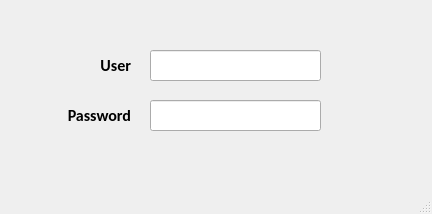
Before: the Qt Designer form ui/login.ui in tusharNova/PyQtForge, drawn with Qt 5.
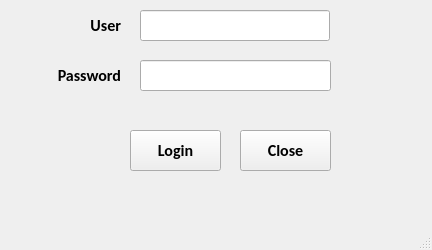
After: the same form once the commit is applied.

```diff
--- a/ui/login.ui
+++ b/ui/login.ui
@@ -7,7 +7,7 @@
     <x>0</x>
     <y>0</y>
     <width>432</width>
-    <height>214</height>
+    <height>250</height>
    </rect>
   </property>
   <property name="font">
@@ -22,11 +22,44 @@
    <string>MainWindow</string>
   </property>
   <widget class="QWidget" name="centralwidget">
+   <widget class="QLineEdit" name="txtUser">
+    <property name="geometry">
+     <rect>
+      <x>140</x>
+      <y>10</y>
+      <width>190</width>
+      <height>31</height>
+     </rect>
+    </property>
+   </widget>
+   <widget class="QPushButton" name="pushButton">
+    <property name="geometry">
+     <rect>
+      <x>130</x>
+      <y>130</y>
+      <width>91</width>
+      <height>41</height>
+     </rect>
+    </property>
+    <property name="text">
+     <string>Login</string>
+    </property>
+   </widget>
+   <widget class="QLineEdit" name="txtPwd">
+    <property name="geometry">
+     <rect>
+      <x>140</x>
+      <y>60</y>
+      <width>191</width>
+      <height>31</height>
+     </rect>
+    </property>
+   </widget>
    <widget class="QLabel" name="label">
     <property name="geometry">
      <rect>
-      <x>40</x>
-      <y>50</y>
+      <x>30</x>
+      <y>10</y>
       <width>91</width>
       <height>31</height>
      </rect>
@@ -38,11 +71,24 @@
      <set>Qt::AlignRight|Qt::AlignTrailing|Qt::AlignVCenter</set>
     </property>
    </widget>
+   <widget class="QPushButton" name="pushButton_2">
+    <property name="geometry">
+     <rect>
+      <x>240</x>
+      <y>130</y>
+      <width>91</width>
+      <height>41</height>
+     </rect>
+    </property>
+    <property name="text">
+     <string>Close</string>
+    </property>
+   </widget>
    <widget class="QLabel" name="label_2">
     <property name="geometry">
      <rect>
-      <x>40</x>
-      <y>100</y>
+      <x>30</x>
+      <y>60</y>
       <width>91</width>
       <height>31</height>
      </rect>
@@ -54,26 +100,6 @@
      <set>Qt::AlignRight|Qt::AlignTrailing|Qt::AlignVCenter</set>
     </property>
    </widget>
-   <widget class="QLineEdit" name="txtUser">
-    <property name="geometry">
-     <rect>
-      <x>150</x>
-      <y>50</y>
-      <width>171</width>
-      <height>31</height>
-     </rect>
-    </property>
-   </widget>
-   <widget class="QLineEdit" name="txtPwd">
-    <property name="geometry">
-     <rect>
-      <x>150</x>
-      <y>100</y>
-      <width>171</width>
-      <height>31</height>
-     </rect>
-    </property>
-   </widget>
   </widget>
   <widget class="QMenuBar" name="menubar">
    <property name="geometry">
```
